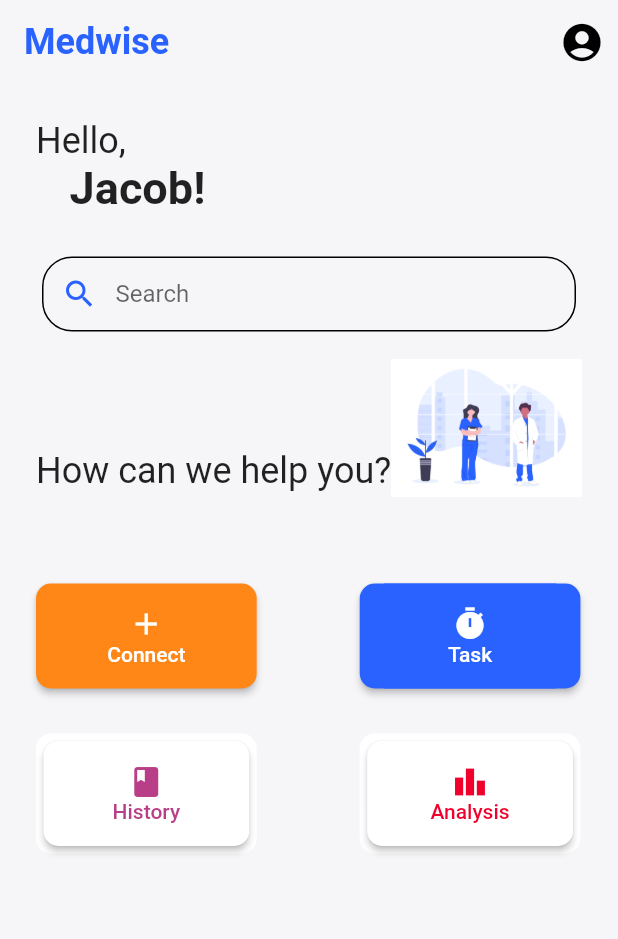
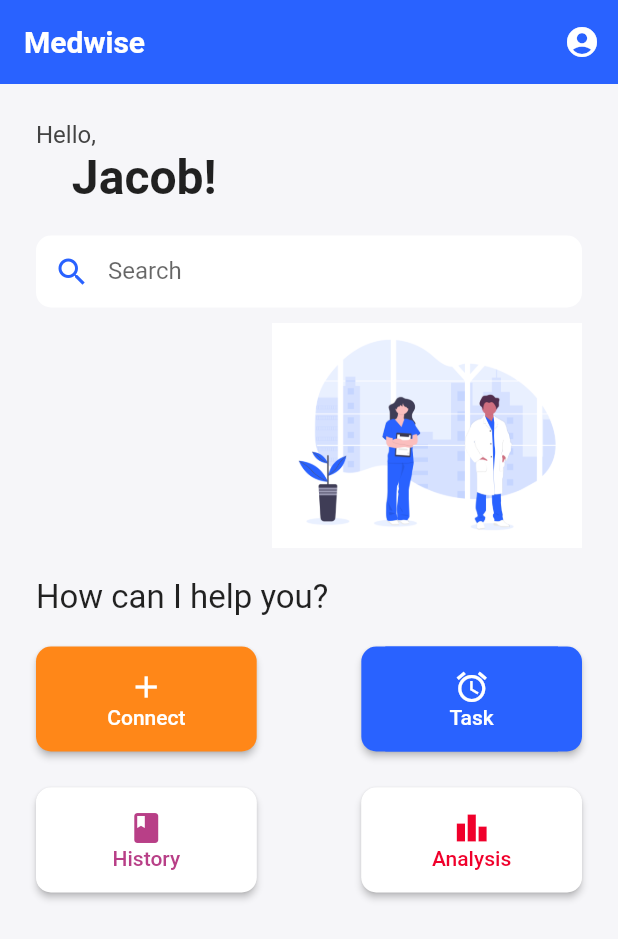
Before and after one commit to NavaneethRenjith/Medwise, a Flutter app: the screen it shows after launch, on a phone screen of 412 x 824 dp. Shown: the top 939 px of the screen. Run offline on Flutter 3.47's test engine with Material 2 defaults, Android fonts, the phone set to English and light mode, and no system bars.

Commit message:
homepage corrections made

```diff
--- a/Medwise/lib/main.dart
+++ b/Medwise/lib/main.dart
@@ -1,8 +1,6 @@
-import 'package:Medwise/widgets/home_page.dart';
-
 import 'package:flutter/material.dart';
 
-import './widgets/task_page.dart';
+import './screens/home_page.dart';
 
 void main() {
   runApp(MyApp());
@@ -42,14 +40,7 @@ class MyApp extends StatelessWidget {
               ),
         ),
       ),
-      home: MyHomePage(),
+      home: HomePage(),
     );
   }
 }
-
-class MyHomePage extends StatelessWidget {
-  @override
-  Widget build(BuildContext context) {
-    return HomePage();
-  }
-}
--- /dev/null
+++ b/Medwise/lib/screens/home_page.dart
@@ -0,0 +1,251 @@
+import 'package:flutter/material.dart';
+
+import '../screens/task_page.dart';
+
+class HomePage extends StatelessWidget {
+  @override
+  Widget build(BuildContext context) {
+    return Scaffold(
+      appBar: AppBar(
+        title: Text(
+          'Medwise',
+          style: TextStyle(color: Colors.white),
+        ),
+        elevation: 0,
+        actions: [
+          IconButton(
+              icon: Icon(
+                Icons.account_circle_sharp,
+              ),
+              onPressed: () {}),
+        ],
+      ),
+      backgroundColor: Color(0xfff6f6f9),
+      body: SingleChildScrollView(
+        child: Container(
+          padding: EdgeInsets.all(24),
+          child: Column(
+            children: [
+              Container(
+                alignment: Alignment.topLeft,
+                child: Column(
+                  crossAxisAlignment: CrossAxisAlignment.start,
+                  children: [
+                    Container(
+                      child: Text(
+                        'Hello,',
+                        style: Theme.of(context).textTheme.subtitle1,
+                      ),
+                    ),
+                    Container(
+                      child: Text(
+                        '   Jacob!',
+                        style: TextStyle(
+                            fontSize: 32, fontWeight: FontWeight.bold),
+                      ),
+                    ),
+                  ],
+                ),
+              ),
+              SizedBox(
+                height: 20,
+              ),
+              Container(
+                decoration: BoxDecoration(
+                    borderRadius: BorderRadius.circular(10),
+                    // border: Border.all(color: Colors.black),
+                    color: Colors.white),
+                child: TextField(
+                  style: TextStyle(fontSize: 16, color: Colors.grey[600]),
+                  decoration: InputDecoration(
+                    prefixIcon: Icon(
+                      Icons.search,
+                      color: Theme.of(context).primaryColor,
+                    ),
+                    border: InputBorder.none,
+                    hintText: "Search",
+                    contentPadding: const EdgeInsets.only(
+                      left: 16,
+                      right: 20,
+                      top: 14,
+                      bottom: 14,
+                    ),
+                  ),
+                ),
+              ),
+
+              SizedBox(
+                height: 10,
+              ),
+              // !Svg Here
+              Container(
+                alignment: Alignment.topRight,
+                height: 150,
+                child: Image.asset('assets/images/doctor_image.png'),
+              ),
+              Container(
+                alignment: Alignment.centerLeft,
+                margin: EdgeInsets.symmetric(
+                  vertical: 20,
+                ),
+                child: Text(
+                  "How can I help you?",
+                  style: TextStyle(fontSize: 22),
+                ),
+              ),
+              Container(
+                child: Row(
+                  mainAxisAlignment: MainAxisAlignment.spaceBetween,
+                  children: [
+                    Container(
+                      // Connect
+                      width: MediaQuery.of(context).size.width / 2.8,
+                      child: RaisedButton(
+                        shape: RoundedRectangleBorder(
+                          borderRadius: BorderRadius.circular(10.0),
+                        ),
+                        color: Color(0xffff8718),
+                        onPressed: () {},
+                        child: Container(
+                          width: 140,
+                          height: 70,
+                          child: Column(
+                            crossAxisAlignment: CrossAxisAlignment.center,
+                            mainAxisAlignment: MainAxisAlignment.center,
+                            children: [
+                              Icon(
+                                Icons.add,
+                                color: Colors.white,
+                              ),
+                              Text(
+                                "Connect",
+                                style: TextStyle(color: Colors.white),
+                              )
+                            ],
+                          ),
+                        ),
+                      ),
+                    ),
+                    Container(
+                      //Task
+                      decoration: BoxDecoration(
+                        color: Colors.white,
+                        borderRadius: BorderRadius.circular(10),
+                      ),
+                      width: MediaQuery.of(context).size.width / 2.8,
+                      child: RaisedButton(
+                        onPressed: () {
+                          Navigator.push(
+                            context,
+                            MaterialPageRoute(builder: (context) => TaskPage()),
+                          );
+                        },
+                        shape: RoundedRectangleBorder(
+                          borderRadius: BorderRadius.circular(10.0),
+                        ),
+                        color: Theme.of(context).primaryColor,
+                        child: Container(
+                          width: 140,
+                          height: 70,
+                          color: Theme.of(context).primaryColor,
+                          child: Column(
+                            crossAxisAlignment: CrossAxisAlignment.center,
+                            mainAxisAlignment: MainAxisAlignment.center,
+                            children: [
+                              Icon(
+                                Icons.alarm,
+                                color: Colors.white,
+                              ),
+                              Text(
+                                "Task",
+                                style: TextStyle(color: Colors.white),
+                              )
+                            ],
+                          ),
+                        ),
+                      ),
+                    ),
+                  ],
+                ),
+              ),
+              Container(
+                margin: EdgeInsets.only(top: 24),
+                child: Row(
+                  mainAxisAlignment: MainAxisAlignment.spaceBetween,
+                  children: [
+                    Container(
+                      // History
+                      width: MediaQuery.of(context).size.width / 2.8,
+                      decoration: BoxDecoration(
+                        color: Colors.white,
+                        borderRadius: BorderRadius.circular(10),
+                      ),
+                      child: RaisedButton(
+                        shape: RoundedRectangleBorder(
+                          borderRadius: BorderRadius.circular(10.0),
+                        ),
+                        color: Colors.white,
+                        onPressed: () {},
+                        child: Container(
+                          width: 140,
+                          height: 70,
+                          child: Column(
+                            crossAxisAlignment: CrossAxisAlignment.center,
+                            mainAxisAlignment: MainAxisAlignment.center,
+                            children: [
+                              Icon(
+                                Icons.book,
+                                color: Color(0xffb83f87),
+                              ),
+                              Text(
+                                "History",
+                                style: TextStyle(color: Color(0xffb83f87)),
+                              )
+                            ],
+                          ),
+                        ),
+                      ),
+                    ),
+                    Container(
+                      // Analysis
+                      width: MediaQuery.of(context).size.width / 2.8,
+                      decoration: BoxDecoration(
+                        color: Colors.white,
+                        borderRadius: BorderRadius.circular(10),
+                      ),
+                      child: RaisedButton(
+                        onPressed: () {},
+                        color: Colors.white,
+                        shape: RoundedRectangleBorder(
+                          borderRadius: BorderRadius.circular(10.0),
+                        ),
+                        child: Container(
+                          width: 140,
+                          height: 70,
+                          child: Column(
+                            crossAxisAlignment: CrossAxisAlignment.center,
+                            mainAxisAlignment: MainAxisAlignment.center,
+                            children: [
+                              Icon(
+                                Icons.leaderboard,
+                                color: Color(0xfff0002b),
+                              ),
+                              Text(
+                                "Analysis",
+                                style: TextStyle(color: Color(0xfff0002b)),
+                              )
+                            ],
+                          ),
+                        ),
+                      ),
+                    ),
+                  ],
+                ),
+              ),
+            ],
+          ),
+        ),
+      ),
+    );
+  }
+}
--- a/Medwise/lib/widgets/task_page.dart
+++ b/Medwise/lib/screens/task_page.dart
@@ -1,8 +1,8 @@
 import 'package:flutter/material.dart';
 
 import '../models/task.dart';
-import './task_list.dart';
-import './date.dart';
+import '../widgets/task_list.dart';
+import '../widgets/date.dart';
 import './new_task.dart';
 
 class TaskPage extends StatefulWidget {
--- a/Medwise/lib/widgets/home_page.dart
+++ /dev/null
@@ -1,270 +0,0 @@
-import 'package:Medwise/widgets/task_page.dart';
-import 'package:flutter/material.dart';
-import 'package:flutter/rendering.dart';
-
-class HomePage extends StatelessWidget {
-  @override
-  Widget build(BuildContext context) {
-    return MaterialApp(
-      home: Scaffold(
-        appBar: AppBar(
-          backgroundColor: Colors.transparent,
-          title: Text(
-            "Medwise",
-            style: TextStyle(
-                fontSize: 24,
-                fontWeight: FontWeight.bold,
-                color: Theme.of(context).primaryColor),
-          ),
-          elevation: 0,
-          actions: [
-            IconButton(
-                icon: Icon(
-                  Icons.account_circle_sharp,
-                  color: Colors.black,
-                  size: 30,
-                ),
-                onPressed: () {}),
-          ],
-        ),
-        backgroundColor: Color(0xfff6f6f9),
-        body: SingleChildScrollView(
-          child: Container(
-            padding: EdgeInsets.all(24),
-            child: Column(
-              children: [
-                Container(
-                  alignment: Alignment.topLeft,
-                  child: Column(
-                    crossAxisAlignment: CrossAxisAlignment.start,
-                    children: [
-                      Container(
-                        child: Text(
-                          'Hello,',
-                          style: TextStyle(fontSize: 24),
-                        ),
-                      ),
-                      Container(
-                        child: Text(
-                          '   Jacob!',
-                          style: TextStyle(
-                              fontSize: 30, fontWeight: FontWeight.bold),
-                        ),
-                      ),
-                    ],
-                  ),
-                ),
-                SizedBox(
-                  height: 20,
-                ),
-                Container(
-                  child: Padding(
-                    padding:
-                        const EdgeInsets.symmetric(vertical: 8, horizontal: 4),
-                    child: Container(
-                      decoration: BoxDecoration(
-                          borderRadius: BorderRadius.circular(20),
-                          border: Border.all(color: Colors.black)),
-                      child: TextField(
-                        style: TextStyle(fontSize: 16, color: Colors.grey[600]),
-                        decoration: InputDecoration(
-                          prefixIcon: Icon(
-                            Icons.search,
-                            color: Theme.of(context).primaryColor,
-                          ),
-                          border: InputBorder.none,
-                          hintText: "Search",
-                          contentPadding: const EdgeInsets.only(
-                            left: 16,
-                            right: 20,
-                            top: 14,
-                            bottom: 14,
-                          ),
-                        ),
-                      ),
-                    ),
-                  ),
-                ),
-                SizedBox(
-                  height: 10,
-                ),
-                Row(
-                  children: [
-                    Container(
-                        child: Text(
-                      "How can we help you?",
-                      textAlign: TextAlign.left,
-                      style:
-                          TextStyle(fontSize: 24, fontWeight: FontWeight.w400),
-                    )),
-                    Expanded(
-                      flex: 4,
-                      child: Container(
-                          alignment: Alignment.topRight,
-                          height: 150,
-                          child: Image.asset('assets/images/doctor_image.png')),
-                    )
-                  ],
-                ),
-                Container(
-                  child: Row(
-                    children: [
-                      Container(
-                        width: MediaQuery.of(context).size.width / 2.8,
-                        child: RaisedButton(
-                          shape: RoundedRectangleBorder(
-                            borderRadius: BorderRadius.circular(10.0),
-                          ),
-                          color: Color(0xffff8718),
-                          onPressed: () {},
-                          child: Container(
-                            width: 140,
-                            height: 70,
-                            child: Column(
-                              crossAxisAlignment: CrossAxisAlignment.center,
-                              mainAxisAlignment: MainAxisAlignment.center,
-                              children: [
-                                Icon(
-                                  Icons.add,
-                                  color: Colors.white,
-                                ),
-                                Text(
-                                  "Connect",
-                                  style: TextStyle(color: Colors.white),
-                                )
-                              ],
-                            ),
-                          ),
-                        ),
-                      ),
-                      SizedBox(
-                        width: MediaQuery.of(context).size.width / 6,
-                      ),
-                      Container(
-                        decoration: BoxDecoration(
-                          color: Colors.white,
-                          borderRadius: BorderRadius.circular(10),
-                        ),
-                        width: MediaQuery.of(context).size.width / 2.8,
-                        child: RaisedButton(
-                          onPressed: () {
-                            Navigator.push(
-                              context,
-                              MaterialPageRoute(
-                                  builder: (context) => TaskPage()),
-                            );
-                          },
-                          shape: RoundedRectangleBorder(
-                            borderRadius: BorderRadius.circular(10.0),
-                          ),
-                          color: Theme.of(context).primaryColor,
-                          child: Container(
-                            width: 140,
-                            height: 70,
-                            color: Theme.of(context).primaryColor,
-                            child: Column(
-                              crossAxisAlignment: CrossAxisAlignment.center,
-                              mainAxisAlignment: MainAxisAlignment.center,
-                              children: [
-                                Icon(
-                                  Icons.timer,
-                                  color: Colors.white,
-                                ),
-                                Text(
-                                  "Task",
-                                  style: TextStyle(color: Colors.white),
-                                )
-                              ],
-                            ),
-                          ),
-                        ),
-                      ),
-                    ],
-                  ),
-                ),
-                SizedBox(
-                  height: 30,
-                ),
-                Container(
-                  child: Row(
-                    children: [
-                      Container(
-                        width: MediaQuery.of(context).size.width / 2.8,
-                        padding: EdgeInsets.all(5),
-                        decoration: BoxDecoration(
-                          color: Colors.white,
-                          borderRadius: BorderRadius.circular(10),
-                        ),
-                        child: RaisedButton(
-                          shape: RoundedRectangleBorder(
-                            borderRadius: BorderRadius.circular(10.0),
-                          ),
-                          color: Colors.white,
-                          onPressed: () {},
-                          child: Container(
-                            width: 140,
-                            height: 70,
-                            child: Column(
-                              crossAxisAlignment: CrossAxisAlignment.center,
-                              mainAxisAlignment: MainAxisAlignment.center,
-                              children: [
-                                Icon(
-                                  Icons.book,
-                                  color: Color(0xffb83f87),
-                                ),
-                                Text(
-                                  "History",
-                                  style: TextStyle(color: Color(0xffb83f87)),
-                                )
-                              ],
-                            ),
-                          ),
-                        ),
-                      ),
-                      SizedBox(
-                        width: MediaQuery.of(context).size.width / 6,
-                      ),
-                      Container(
-                        width: MediaQuery.of(context).size.width / 2.8,
-                        padding: EdgeInsets.all(5),
-                        decoration: BoxDecoration(
-                          color: Colors.white,
-                          borderRadius: BorderRadius.circular(10),
-                        ),
-                        child: RaisedButton(
-                          onPressed: () {},
-                          color: Colors.white,
-                          shape: RoundedRectangleBorder(
-                            borderRadius: BorderRadius.circular(10.0),
-                          ),
-                          child: Container(
-                            width: 140,
-                            height: 70,
-                            child: Column(
-                              crossAxisAlignment: CrossAxisAlignment.center,
-                              mainAxisAlignment: MainAxisAlignment.center,
-                              children: [
-                                Icon(
-                                  Icons.leaderboard,
-                                  color: Color(0xfff0002b),
-                                ),
-                                Text(
-                                  "Analysis",
-                                  style: TextStyle(color: Color(0xfff0002b)),
-                                )
-                              ],
-                            ),
-                          ),
-                        ),
-                      ),
-                    ],
-                  ),
-                ),
-              ],
-            ),
-          ),
-        ),
-      ),
-    );
-  }
-}
```
Also changed, not shown: Medwise/lib/screens/new_task.dart (renamed from Medwise/lib/widgets/new_task.dart), Medwise/pubspec.lock.
